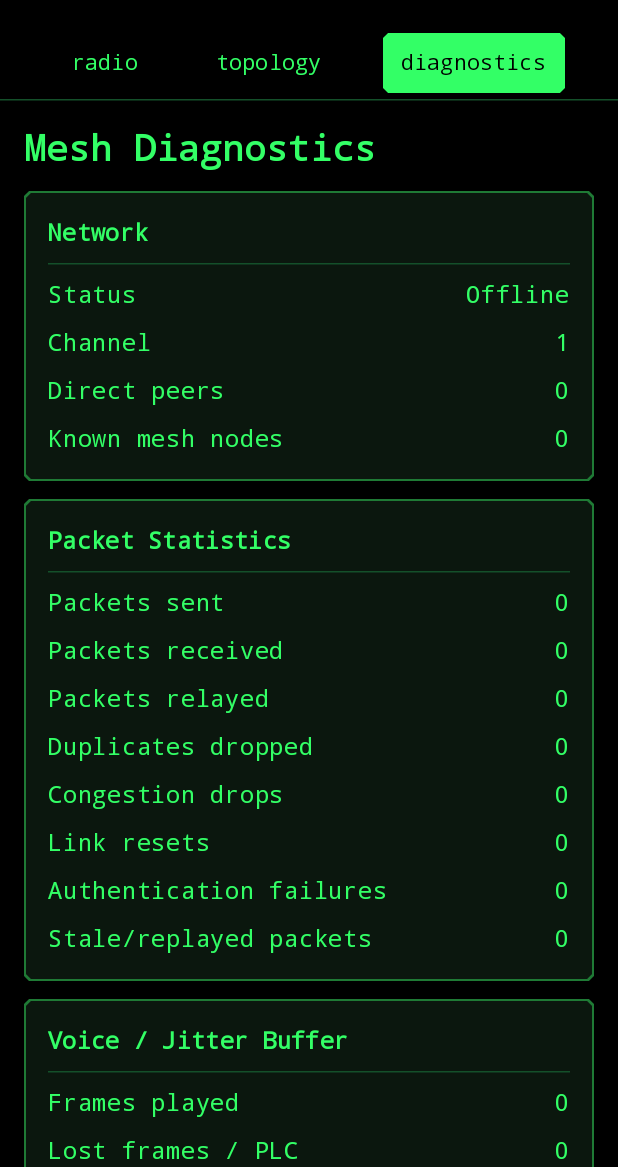
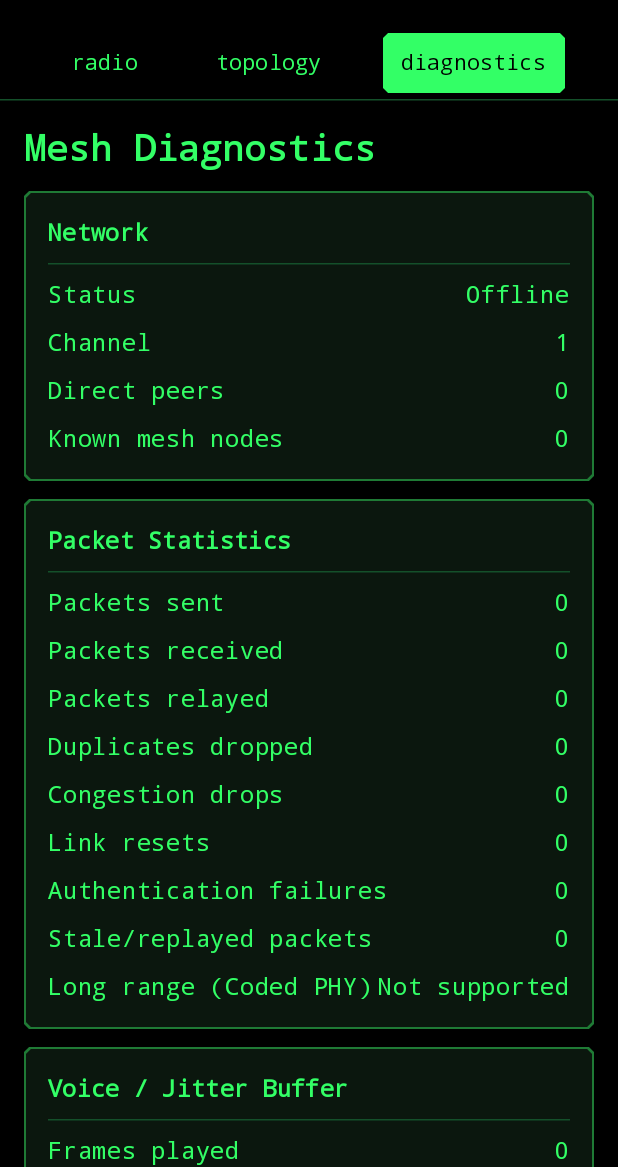
Before and after one commit to KeiranGamingTV/MeshWalkie, an Android app built with Jetpack Compose: the screen it shows after launch (MainActivity), after a tap on "diagnostics", on a phone screen of 412 x 824 dp, the part 69-1236 px from its top. Run offline under Robolectric (Android 15) with nearby library versions, the phone set to English and light mode, and no system bars.

Commit message:
Update DiagnosticsScreen.kt

```diff
--- a/app/src/main/java/com/keiranhaas/bluetoothwalkie/ui/DiagnosticsScreen.kt
+++ b/app/src/main/java/com/keiranhaas/bluetoothwalkie/ui/DiagnosticsScreen.kt
@@ -152,6 +152,18 @@ fun DiagnosticsScreen(
                 diagnostics
                     .stalePacketsDropped
                     .toString()
+            )
+
+            DiagnosticRow(
+                "Long range (Coded PHY)",
+                if (
+                    diagnostics
+                        .longRangeSupported
+                ) {
+                    "Supported"
+                } else {
+                    "Not supported"
+                }
             )
         }
 
@@ -348,6 +360,11 @@ fun DiagnosticsScreen(
                             )
 
                             DiagnosticRow(
+                                "Radio mode",
+                                peer.phy
+                            )
+
+                            DiagnosticRow(
                                 "Send queue",
                                 "${peer.queueDepth} packets"
                             )
```
